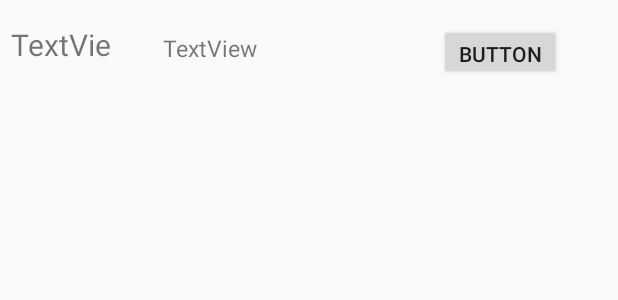
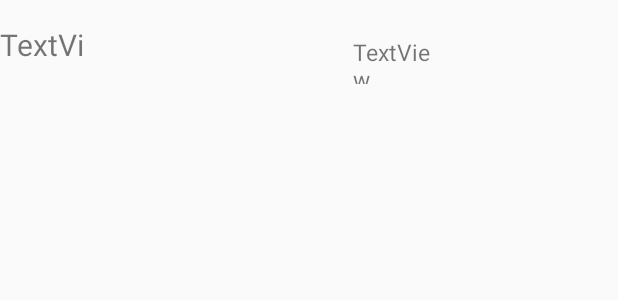
Before and after one commit to XiwenZhang/SIT-305-Assignment-2, an Android app: the layout singleitem.xml on its own in the app's theme, with its tools: preview values and no code run, on a phone screen of 412 x 824 dp. Shown: the top 300 px of the screen. Run offline under Robolectric (Android 15) with nearby library versions, the phone set to English and light mode, and no system bars.

Commit message:
week6 upload

```diff
--- a/app/src/main/java/com/example/user/prtice/Items.java
+++ b/app/src/main/java/com/example/user/prtice/Items.java
@@ -6,13 +6,14 @@ import android.support.annotation.Nullable;
 import android.view.View;
 import android.widget.ListView;
 
+import java.util.ArrayList;
 import java.util.List;
 
 public class Items extends Activity {
 
     private ListView sell;
     private ListView buy;
-
+    private ArrayList<ItemAdapter> items1;
 
 
 
@@ -32,7 +33,8 @@ public class Items extends Activity {
     protected void onResume() {
         super.onResume();
 
-
+        sell =findViewById(R.id.marketboard);
+        buy = findViewById(R.id.itemsboard);
 
     }
 }
--- a/app/src/main/res/layout/singleitem.xml
+++ b/app/src/main/res/layout/singleitem.xml
@@ -6,44 +6,29 @@
     android:layout_height="match_parent">
 
     <TextView
-        android:id="@+id/textView5"
+        android:id="@+id/textView2"
         android:layout_width="0dp"
         android:layout_height="32dp"
-        android:layout_marginTop="21dp"
-        android:layout_marginEnd="102dp"
-        android:layout_marginRight="102dp"
+        android:layout_marginTop="24dp"
+        android:layout_marginEnd="115dp"
+        android:layout_marginRight="115dp"
         android:text="TextView"
         android:textSize="15dp"
-        app:layout_constraintEnd_toStartOf="@+id/button2"
-        app:layout_constraintStart_toEndOf="@+id/textView6"
+        app:layout_constraintEnd_toEndOf="parent"
+        app:layout_constraintStart_toEndOf="@+id/textView1"
         app:layout_constraintTop_toTopOf="parent" />
 
     <TextView
-        android:id="@+id/textView6"
+        android:id="@+id/textView1"
         android:layout_width="0dp"
-        android:layout_height="0dp"
-        android:layout_marginStart="7dp"
-        android:layout_marginLeft="7dp"
+        android:layout_height="32dp"
         android:layout_marginTop="16dp"
-        android:layout_marginEnd="20dp"
-        android:layout_marginRight="20dp"
-        android:layout_marginBottom="5dp"
+        android:layout_marginEnd="174dp"
+        android:layout_marginRight="174dp"
         android:text="TextView"
         android:textSize="20dp"
-        app:layout_constraintBottom_toBottomOf="@+id/textView5"
-        app:layout_constraintEnd_toStartOf="@+id/textView5"
+        app:layout_constraintEnd_toStartOf="@+id/textView2"
         app:layout_constraintStart_toStartOf="parent"
         app:layout_constraintTop_toTopOf="parent" />
 
-    <Button
-        android:id="@+id/button2"
-        android:layout_width="0dp"
-        android:layout_height="0dp"
-        android:layout_marginEnd="38dp"
-        android:layout_marginRight="38dp"
-        android:text="Button"
-        app:layout_constraintBottom_toBottomOf="@+id/textView5"
-        app:layout_constraintEnd_toEndOf="parent"
-        app:layout_constraintStart_toEndOf="@+id/textView5"
-        app:layout_constraintTop_toTopOf="@+id/textView6" />
 </android.support.constraint.ConstraintLayout>
```
Also changed, not shown: app/src/main/java/com/example/user/prtice/ItemArrary.java (added, +46 -0 lines).
